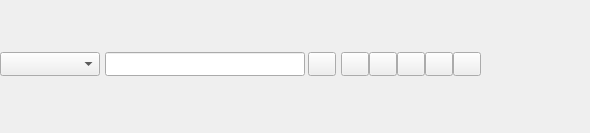
WeizhongLiang/AndroidBoyPublic, file src/Layout/viewWBXTraceFile.ui: the form before one commit.
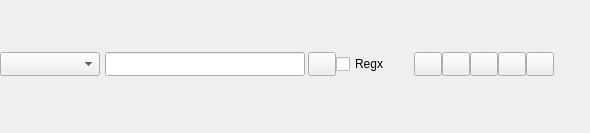
The form after the commit. Icons and pictures are not drawn.

Commit message: support filter message with Regx.

Diff of the .ui file:
```diff
--- a/src/Layout/viewWBXTraceFile.ui
+++ b/src/Layout/viewWBXTraceFile.ui
@@ -159,6 +159,29 @@
          </property>
         </widget>
        </item>
+       <item>
+        <widget class="QCheckBox" name="ckUsingRegx">
+         <property name="text">
+          <string>Regx</string>
+         </property>
+        </widget>
+       </item>
+       <item>
+        <spacer name="horizontalSpacer_5">
+         <property name="orientation">
+          <enum>Qt::Horizontal</enum>
+         </property>
+         <property name="sizeType">
+          <enum>QSizePolicy::Fixed</enum>
+         </property>
+         <property name="sizeHint" stdset="0">
+          <size>
+           <width>20</width>
+           <height>0</height>
+          </size>
+         </property>
+        </spacer>
+       </item>
        <item>
         <spacer name="horizontalSpacer_2">
          <property name="orientation">
```
The commit also changes 8 other files.
